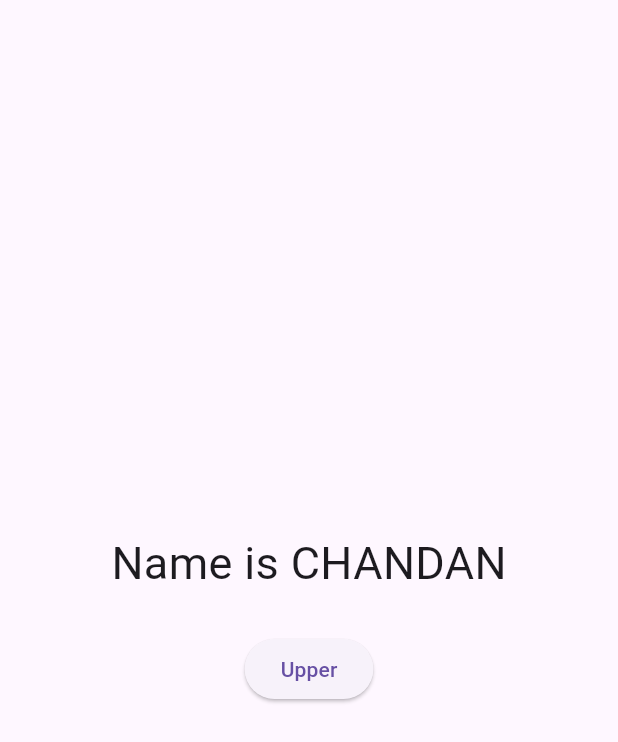
After one commit to ChandanGupta31/get_x, a Flutter app: the GetXcontrollerSeparatingBusinessLogicAndUI screen opened by its route, after a tap on "Upper", on a phone screen of 412 x 824 dp. The commit adds this screen. Shown: the top 742 px of the screen. Run offline on Flutter 3.47's test engine with Material 3 defaults, Android fonts, the phone set to English and light mode, and no system bars; our stand-ins replace get.

Commit message:
Reactive State Management Separating Business Logic and UI

```diff
--- a/lib/get_x/6_state_management_reactive_state_manager_using_obx.dart
+++ b/lib/get_x/6_state_management_reactive_state_manager_using_obx.dart
@@ -6,7 +6,7 @@ class ReactiveStateManagementUsingOBSScreen extends StatelessWidget {
 
   /*
   * If we want that every time the value of variable changes then all the widget which
-  * uses the variable must update itself, then he variable must be reactive or observable
+  * uses the variable must update itself, then the variable must be reactive or observable
   * and to make it Reactive(Rx) .obs is used with variable value.
   *
   * To update the widget which uses Rx variable must be placed inside
--- /dev/null
+++ b/lib/get_x/8_getx_controller_separating_business_logic_and_ui/business_logic.dart
@@ -0,0 +1,19 @@
+import 'package:get/get.dart';
+import 'package:get_x/get_x/8_getx_controller_separating_business_logic_and_ui/student.dart';
+
+class MyController extends GetxController{
+
+  // if variables are made reactive
+  // var student = Student();
+  // void convertToUpperCase(){
+  //   student.name.value = student.name.value.toUpperCase();
+  // }
+
+  // if class are made reactive
+  var student = Student("chandan", 21).obs;
+  void convertUpperCase(){
+    student.update((val) {
+      student.value.name = student.value.name.toString().toUpperCase();
+    });
+  }
+}
--- /dev/null
+++ b/lib/get_x/8_getx_controller_separating_business_logic_and_ui/student.dart
@@ -0,0 +1,16 @@
+import 'package:get/get.dart';
+
+class Student {
+  // Classes can be made observable by making individuals variables Rx
+  // or by making the entire class observable
+
+  // Individual variable Rx
+  // var name = 'chandan'.obs;
+  // var age = 21.obs;
+
+
+  // To make the class observable
+  var name;
+  var age;
+  Student(this.name, this.age);
+}
--- /dev/null
+++ b/lib/get_x/8_getx_controller_separating_business_logic_and_ui/ui.dart
@@ -0,0 +1,41 @@
+import 'package:flutter/material.dart';
+import 'package:get/get.dart';
+import 'package:get_x/get_x/8_getx_controller_separating_business_logic_and_ui/business_logic.dart';
+
+class GetXcontrollerSeparatingBusinessLogicAndUI extends StatelessWidget {
+  GetXcontrollerSeparatingBusinessLogicAndUI({super.key});
+
+  MyController myController = Get.put(MyController());
+
+  @override
+  Widget build(BuildContext context) {
+    return Scaffold(
+      body: Center(
+        child: Column(
+          mainAxisAlignment: MainAxisAlignment.center,
+          crossAxisAlignment: CrossAxisAlignment.center,
+          children: [
+            Obx(
+                  () => Text(
+                // 'Name is ${student.name.value}',  // if variable is observable then use this syntax
+                'Name is ${myController.student.value.name}',  // If class is observable use this syntax
+                style: TextStyle(
+                    fontSize: 30
+                ),
+              ),
+            ),
+            SizedBox(
+              height: 25,
+            ),
+            ElevatedButton(
+              child: Text('Upper'),
+              onPressed: (){
+                myController.convertUpperCase();  // For individual variable as well as for class
+              },
+            )
+          ],
+        ),
+      ),
+    );
+  }
+}
--- a/lib/main.dart
+++ b/lib/main.dart
@@ -7,6 +7,7 @@ import 'package:get_x/get_x/4_route_navigation_unnamed.dart';
 import 'package:get_x/get_x/5_route_navigation_named.dart';
 import 'package:get_x/get_x/6_state_management_reactive_state_manager_using_obx.dart';
 import 'package:get_x/get_x/7_state_management_custom_class.dart';
+import 'package:get_x/get_x/8_getx_controller_separating_business_logic_and_ui/ui.dart';
 
 void main() {
   runApp(GetMaterialApp(
@@ -14,7 +15,7 @@ void main() {
     initialRoute: '/',
     defaultTransition: Transition.zoom,
     getPages: [
-      GetPage(name: '/', page:() => StateManagementCustomCLassScreen()),
+      GetPage(name: '/', page:() => GetXcontrollerSeparatingBusinessLogicAndUI()),
       GetPage(
         name: '/home',
         page: ()=> SnackBarScreen(),
```
